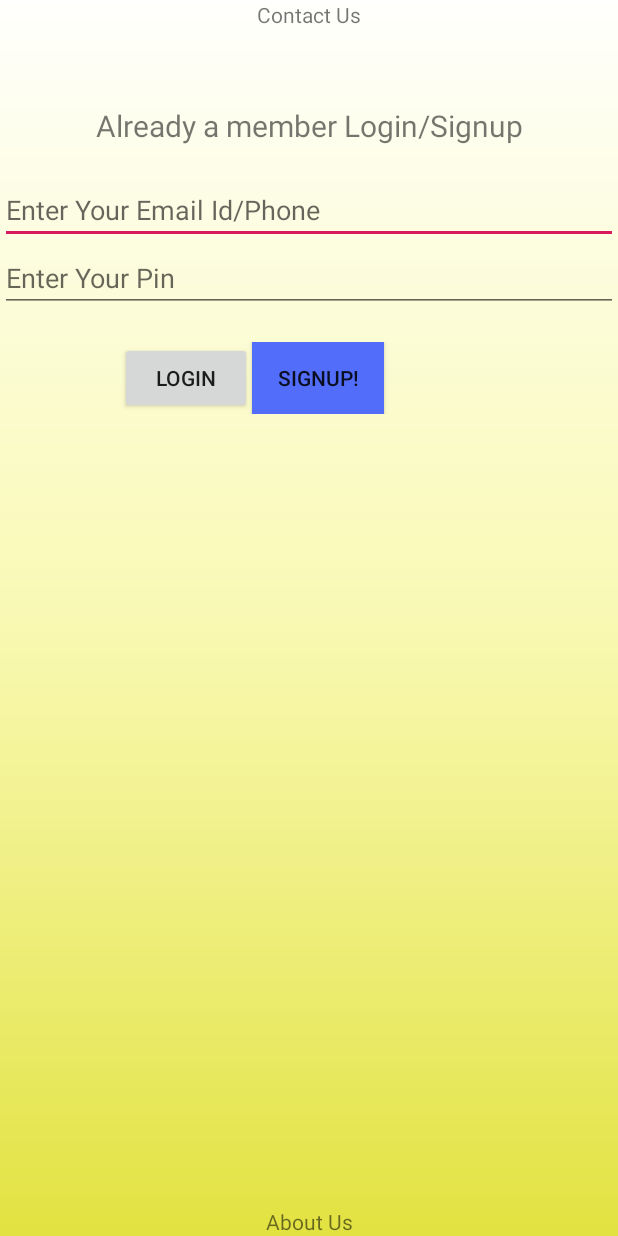
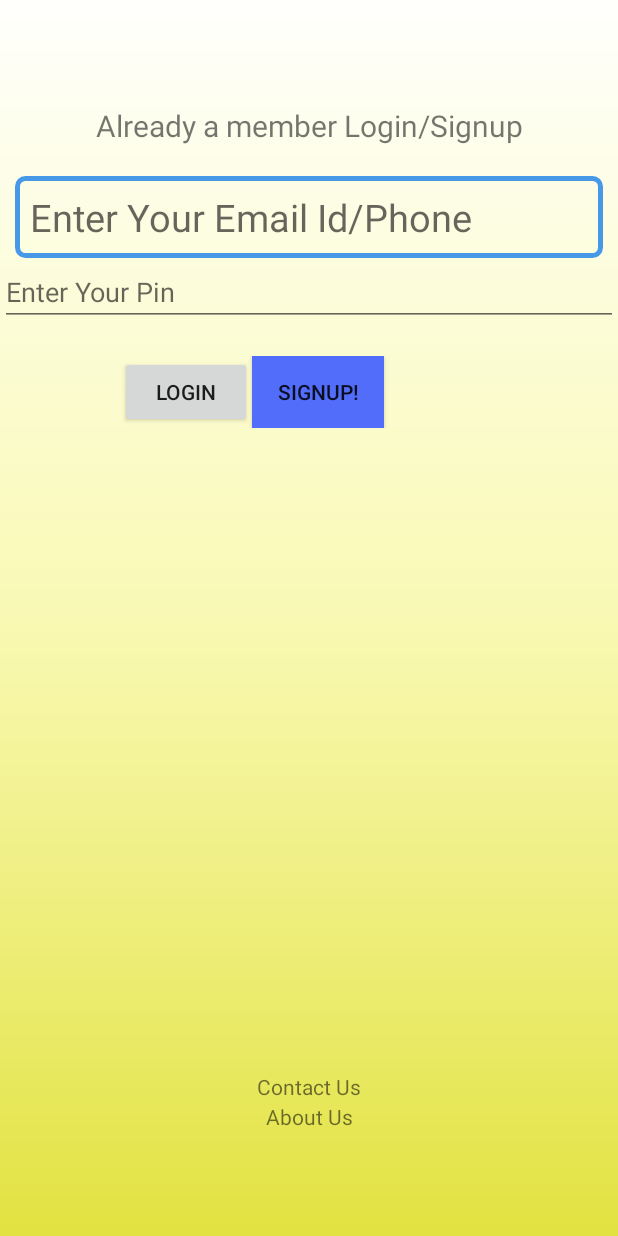
Before and after one commit to vhasija18/Aide, an Android app: the screen it shows after launch (login), on a phone screen of 412 x 824 dp. Run offline under Robolectric (Android 15) with nearby library versions, the phone set to English and light mode, and no system bars.

Commit message:
2nd upload

```diff
--- a/app/src/main/AndroidManifest.xml
+++ b/app/src/main/AndroidManifest.xml
@@ -11,7 +11,7 @@
 
     <application
         android:allowBackup="true"
-        android:icon="@mipmap/ic_launcher"
+        android:icon="@drawable/icon"
         android:label="@string/app_name"
         android:roundIcon="@drawable/icon"
         android:supportsRtl="true"
--- /dev/null
+++ b/app/src/main/res/drawable/textview.xml
@@ -0,0 +1,14 @@
+<?xml version="1.0" encoding="utf-8" ?>
+
+<shape xmlns:android="http://schemas.android.com/apk/res/android"
+
+    android:thickness="0dp"
+
+    android:shape="rectangle">
+    <stroke android:width="3dp"
+
+        android:color="#4799E8"/>
+    <corners android:radius="5dp" />
+    <solid
+        android:color="#00000000"/>
+</shape>
--- a/app/src/main/res/layout/activity_login.xml
+++ b/app/src/main/res/layout/activity_login.xml
@@ -29,9 +29,14 @@
             android:layout_width="match_parent"
             android:layout_height="wrap_content"
             android:layout_marginTop="20dp"
-            android:ems="10"
+            android:ems="20"
             android:hint="Enter Your Email Id/Phone"
-            android:inputType="textPersonName" />
+            android:inputType="textPersonName"
+            android:background="@drawable/textview"
+            android:layout_marginLeft="10dp"
+            android:layout_marginRight="10dp"
+            android:textSize="25dp"
+            android:padding="10dp" />
 
         <EditText
             android:id="@+id/Password"
@@ -75,7 +80,7 @@
         android:layout_height="wrap_content"
         android:orientation="vertical"
         android:visibility="visible"
-        android:layout_alignParentBottom="true">
+        android:layout_marginBottom="70dp">
 
         <TextView
             android:id="@+id/AboutUs"
@@ -83,15 +88,16 @@
             android:layout_height="wrap_content"
             android:gravity="center"
             android:text="About Us"
-            android:layout_marginBottom="5dp"
-            android:layout_alignParentBottom="true" />
+            android:layout_alignParentBottom="true"
+            android:layout_marginBottom="20dp"/>
 
         <TextView
             android:id="@+id/ContactUs"
             android:layout_width="match_parent"
             android:layout_height="wrap_content"
             android:gravity="center"
-            android:text="Contact Us" />
+            android:text="Contact Us"
+            android:layout_alignBottom="@+id/AboutUs"/>
 
     </RelativeLayout>
 
```
